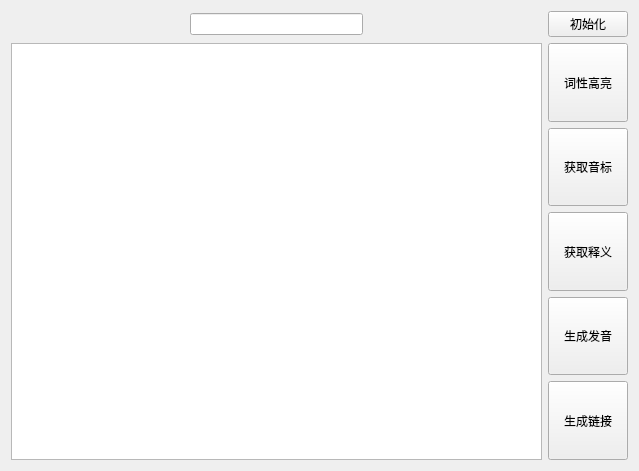
Qt form ankiaid.ui (Gtyro/AnkiAid) before a commit.
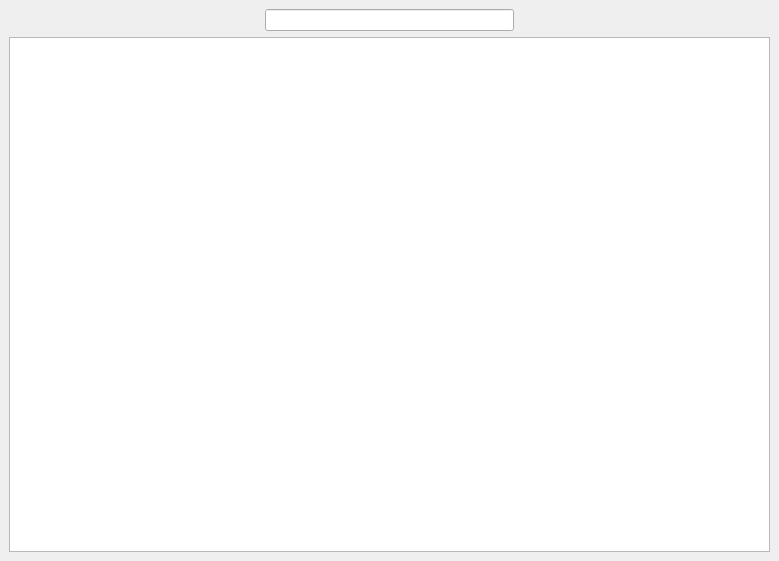
The same form after that commit.

The edit to the form file:
```diff
--- a/ankiaid.ui
+++ b/ankiaid.ui
@@ -1,18 +1,19 @@
 <?xml version="1.0" encoding="UTF-8"?>
 <ui version="4.0">
- <class>Form</class>
- <widget class="QWidget" name="Form">
+ <class>MainWindow</class>
+ <widget class="QMainWindow" name="MainWindow">
   <property name="geometry">
    <rect>
     <x>0</x>
     <y>0</y>
-    <width>639</width>
-    <height>471</height>
+    <width>779</width>
+    <height>561</height>
    </rect>
   </property>
   <property name="windowTitle">
    <string>ankiaid</string>
   </property>
+  <widget class="QWidget" name="centralwidget">
   <layout class="QGridLayout" name="gridLayout_2">
    <item row="0" column="0">
     <layout class="QGridLayout" name="gridLayout">
@@ -58,92 +59,23 @@
        </property>
       </spacer>
      </item>
-     <item row="0" column="3">
-      <widget class="QPushButton" name="pushButton_5">
-       <property name="text">
-        <string>初始化</string>
-       </property>
-      </widget>
-     </item>
      <item row="1" column="0" colspan="3">
-      <widget class="QPlainTextEdit" name="plainTextEdit">
-       <property name="readOnly">
-        <bool>true</bool>
-       </property>
-      </widget>
-     </item>
-     <item row="1" column="3">
-      <layout class="QVBoxLayout" name="verticalLayout">
-       <item>
-        <widget class="QPushButton" name="pushButton">
-         <property name="sizePolicy">
-          <sizepolicy hsizetype="Minimum" vsizetype="Minimum">
-           <horstretch>0</horstretch>
-           <verstretch>0</verstretch>
-          </sizepolicy>
-         </property>
-         <property name="text">
-          <string>词性高亮</string>
-         </property>
-        </widget>
-       </item>
-       <item>
-        <widget class="QPushButton" name="pushButton_2">
-         <property name="sizePolicy">
-          <sizepolicy hsizetype="Minimum" vsizetype="Minimum">
-           <horstretch>0</horstretch>
-           <verstretch>0</verstretch>
-          </sizepolicy>
-         </property>
-         <property name="text">
-          <string>获取音标</string>
-         </property>
-        </widget>
-       </item>
-       <item>
-        <widget class="QPushButton" name="pushButton_3">
-         <property name="sizePolicy">
-          <sizepolicy hsizetype="Minimum" vsizetype="Minimum">
-           <horstretch>0</horstretch>
-           <verstretch>0</verstretch>
-          </sizepolicy>
-         </property>
-         <property name="text">
-          <string>获取释义</string>
-         </property>
-        </widget>
-       </item>
-       <item>
-        <widget class="QPushButton" name="pushButton_4">
-         <property name="sizePolicy">
-          <sizepolicy hsizetype="Minimum" vsizetype="Minimum">
-           <horstretch>0</horstretch>
-           <verstretch>0</verstretch>
-          </sizepolicy>
-         </property>
-         <property name="text">
-          <string>生成发音</string>
-         </property>
-        </widget>
-       </item>
-       <item>
-        <widget class="QPushButton" name="pushButton_link">
-         <property name="sizePolicy">
-          <sizepolicy hsizetype="Minimum" vsizetype="Minimum">
-           <horstretch>0</horstretch>
-           <verstretch>0</verstretch>
-          </sizepolicy>
-         </property>
-         <property name="text">
-          <string>生成链接</string>
-         </property>
-        </widget>
-       </item>
-      </layout>
-     </item>
-    </layout>
-   </item>
-  </layout>
+       <widget class="QTextBrowser" name="dispArea"/>
+      </item>
+     </layout>
+    </item>
+   </layout>
+  </widget>
+  <widget class="QMenuBar" name="menubar">
+   <property name="geometry">
+    <rect>
+     <x>0</x>
+     <y>0</y>
+     <width>779</width>
+     <height>26</height>
+    </rect>
+   </property>
+  </widget>
  </widget>
  <resources/>
  <connections/>
```
Left out of the diff: 33 changed lines with no effect on the pictures. Lines whose indentation alone changed are shown as unchanged.
